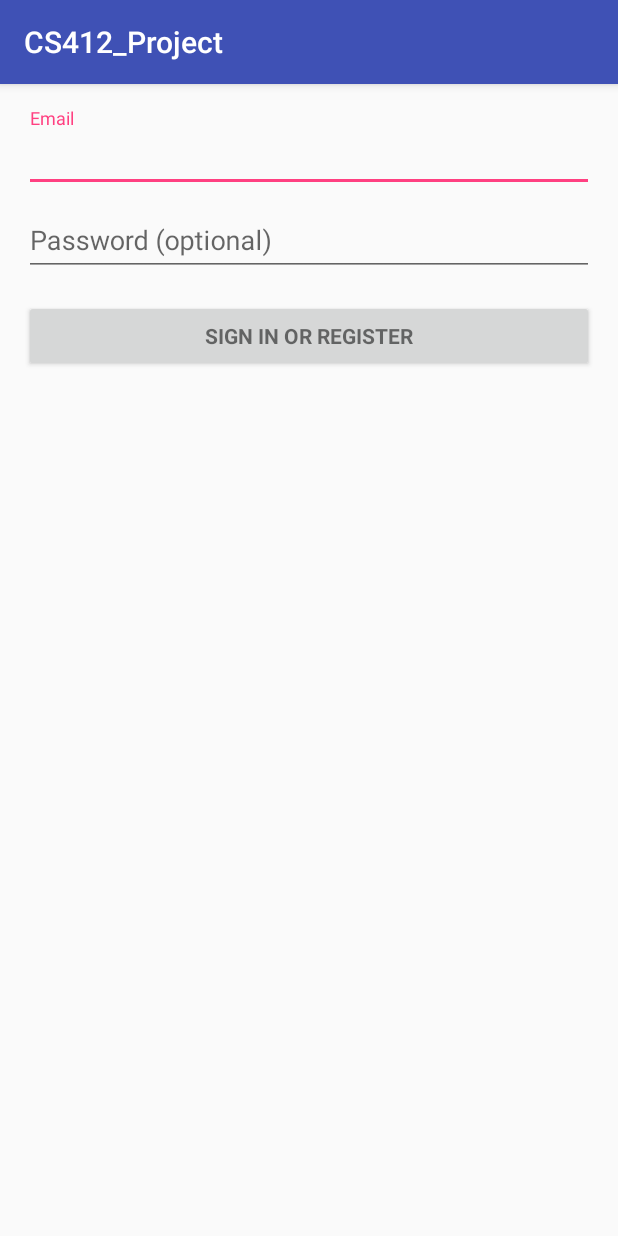
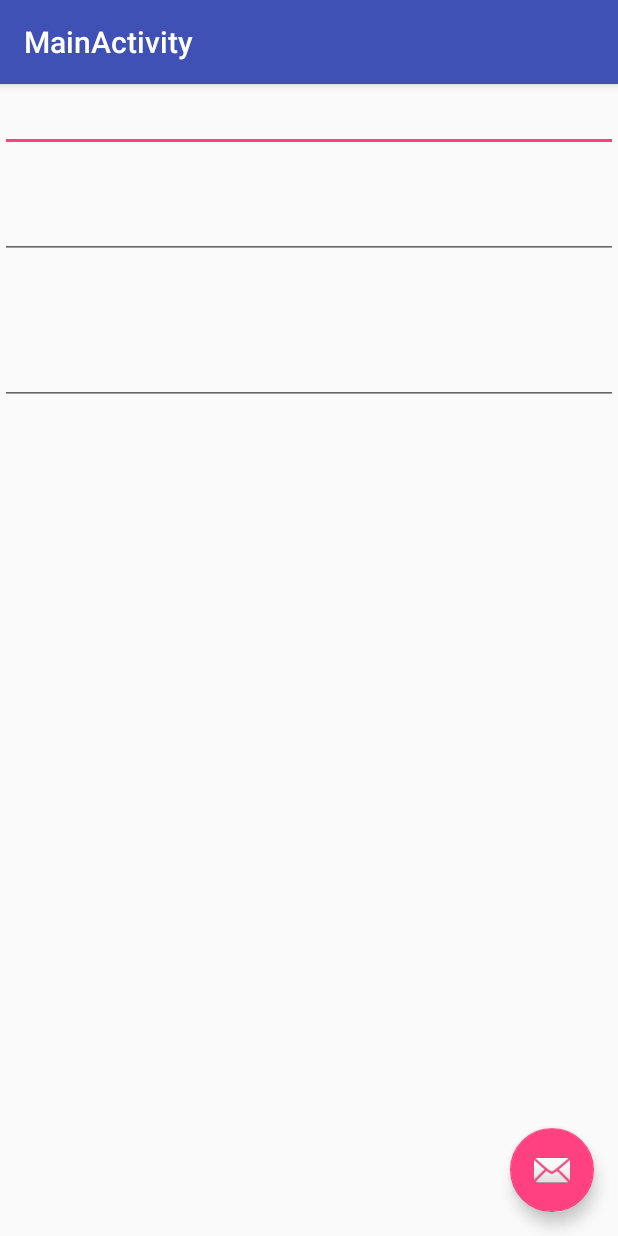
Before and after one commit to CelestialSurfer94/OpenIRSecurity, an Android app: the screen it shows after launch (LoginActivity before the commit, MainActivity after it), on a phone screen of 412 x 824 dp. Run offline under Robolectric (Android 15) with nearby library versions, the phone set to English and light mode, and no system bars; our stand-ins replace Firebase (no records; nobody signed in at launch, a user with empty details on screens opened directly).

Commit message:
tuesday work

```diff
--- a/app/build.gradle
+++ b/app/build.gradle
@@ -22,7 +22,12 @@ dependencies {
     implementation fileTree(dir: 'libs', include: ['*.jar'])
     implementation 'com.android.support:appcompat-v7:26.1.0'
     implementation 'com.android.support:design:26.1.0'
+    implementation 'com.android.support.constraint:constraint-layout:1.1.3'
+    implementation 'com.google.firebase:firebase-database:11.0.4'
     testImplementation 'junit:junit:4.12'
     androidTestImplementation 'com.android.support.test:runner:1.0.2'
     androidTestImplementation 'com.android.support.test.espresso:espresso-core:3.0.2'
 }
+
+
+apply plugin: 'com.google.gms.google-services'
--- a/app/src/main/AndroidManifest.xml
+++ b/app/src/main/AndroidManifest.xml
@@ -1,6 +1,7 @@
 <?xml version="1.0" encoding="utf-8"?>
 <manifest xmlns:android="http://schemas.android.com/apk/res/android"
     package="cs412_project.csci412.wwu.edu.cs412_project">
+
     <!-- To auto-complete the email text field in the login form with the user's emails -->
     <uses-permission android:name="android.permission.GET_ACCOUNTS" />
     <uses-permission android:name="android.permission.READ_PROFILE" />
@@ -16,9 +17,13 @@
         <activity
             android:name=".LoginActivity"
             android:label="@string/app_name">
+        </activity>
+        <activity
+            android:name=".MainActivity"
+            android:label="@string/title_activity_main"
+            android:theme="@style/AppTheme.NoActionBar">
             <intent-filter>
                 <action android:name="android.intent.action.MAIN" />
-
                 <category android:name="android.intent.category.LAUNCHER" />
             </intent-filter>
         </activity>
--- /dev/null
+++ b/app/src/main/java/cs412_project/csci412/wwu/edu/cs412_project/DatabaseManager.java
@@ -0,0 +1,31 @@
+package cs412_project.csci412.wwu.edu.cs412_project;
+
+/**
+ * Created by propers on 10/23/18.
+ */
+
+public class DatabaseManager {
+
+    public void DatabaseManager() {
+
+    }
+    public void createUser(String email, String pass) {
+        /* verify with google auth here */
+    }
+    public void addDevice(String device) {
+
+    }
+    public void setTrigger(String trig) {
+
+    }
+    public String getTrigger() {
+
+        return null;
+    }
+
+
+
+
+
+
+}
--- /dev/null
+++ b/app/src/main/java/cs412_project/csci412/wwu/edu/cs412_project/MainActivity.java
@@ -0,0 +1,75 @@
+package cs412_project.csci412.wwu.edu.cs412_project;
+
+import android.os.Bundle;
+import android.support.design.widget.FloatingActionButton;
+import android.support.design.widget.Snackbar;
+import android.support.v7.app.AppCompatActivity;
+import android.support.v7.widget.Toolbar;
+import android.util.Log;
+import android.view.View;
+import android.widget.EditText;
+
+import com.google.firebase.database.DatabaseReference;
+import com.google.firebase.database.FirebaseDatabase;
+
+import java.util.HashMap;
+import java.util.Map;
+
+public class MainActivity extends AppCompatActivity {
+
+    @Override
+    protected void onCreate(Bundle savedInstanceState) {
+        super.onCreate(savedInstanceState);
+        setContentView(R.layout.activity_main);
+        Toolbar toolbar = (Toolbar) findViewById(R.id.toolbar);
+        setSupportActionBar(toolbar);
+
+        FloatingActionButton fab = (FloatingActionButton) findViewById(R.id.fab);
+        fab.setOnClickListener(new View.OnClickListener() {
+            @Override
+            public void onClick(View view) {
+                Snackbar.make(view, "Replace with your own action", Snackbar.LENGTH_LONG)
+                        .setAction("Action", null).show();
+            }
+        });
+
+        /* ===================to test database =======================*/
+        EditText email = findViewById(R.id.test_email);
+        EditText device = findViewById(R.id.test_device);
+        EditText trigger = findViewById(R.id.test_trigger);
+        String e = email.getText().toString();
+        String d = device.getText().toString();
+        String t = trigger.getText().toString();
+
+        // create firebase entry here
+        FirebaseDatabase db = FirebaseDatabase.getInstance();
+       // DatabaseReference ref = db.getReference("users/ID1/email");
+       // ref.setValue("TESTTTTTTT@gmail.com");
+
+
+        DatabaseReference ref = db.getReference("users");
+
+        String id = "ID3";
+        ref.child(id).setValue("USER_Kalvin");
+        DatabaseReference ref2 = db.getReference("users/"+id);
+        ref2.child("device1").setValue("door_sensor");
+//        String key = ref.child("users/"+id).push().getKey();
+//        Log.d("keyyyyyyyyyy",key);
+
+
+
+//        String key = ref.child("users").push().getKey();
+//        User user = new User("1234", "My_Device");
+//        Map<String, Object> userVals = user.toMap();
+//
+//        Map<String, Object> childUpdates = new HashMap<>();
+//        childUpdates.put("/users/" + key, userVals);
+//        childUpdates.put("/user-posts/" + userId + "/" + key, userVals);
+
+
+
+
+        /* ===================to test database =======================*/
+    }
+
+}
--- /dev/null
+++ b/app/src/main/java/cs412_project/csci412/wwu/edu/cs412_project/User.java
@@ -0,0 +1,16 @@
+package cs412_project.csci412.wwu.edu.cs412_project;
+
+/**
+ * Created by propers on 10/23/18.
+ */
+
+public class User {
+    private String id;
+    private String device;
+
+
+    public User(String id, String device) {
+        this.id = id;
+        this.device = device;
+    }
+}
--- /dev/null
+++ b/app/src/main/res/layout/activity_main.xml
@@ -0,0 +1,33 @@
+<?xml version="1.0" encoding="utf-8"?>
+<android.support.design.widget.CoordinatorLayout xmlns:android="http://schemas.android.com/apk/res/android"
+    xmlns:app="http://schemas.android.com/apk/res-auto"
+    xmlns:tools="http://schemas.android.com/tools"
+    android:layout_width="match_parent"
+    android:layout_height="match_parent"
+    tools:context="cs412_project.csci412.wwu.edu.cs412_project.MainActivity">
+
+    <android.support.design.widget.AppBarLayout
+        android:layout_width="match_parent"
+        android:layout_height="wrap_content"
+        android:theme="@style/AppTheme.AppBarOverlay">
+
+        <android.support.v7.widget.Toolbar
+            android:id="@+id/toolbar"
+            android:layout_width="match_parent"
+            android:layout_height="?attr/actionBarSize"
+            android:background="?attr/colorPrimary"
+            app:popupTheme="@style/AppTheme.PopupOverlay" />
+
+    </android.support.design.widget.AppBarLayout>
+
+    <include layout="@layout/content_main" />
+
+    <android.support.design.widget.FloatingActionButton
+        android:id="@+id/fab"
+        android:layout_width="wrap_content"
+        android:layout_height="wrap_content"
+        android:layout_gravity="bottom|end"
+        android:layout_margin="@dimen/fab_margin"
+        app:srcCompat="@android:drawable/ic_dialog_email" />
+
+</android.support.design.widget.CoordinatorLayout>
--- /dev/null
+++ b/app/src/main/res/layout/content_main.xml
@@ -0,0 +1,43 @@
+<?xml version="1.0" encoding="utf-8"?>
+<android.support.constraint.ConstraintLayout xmlns:android="http://schemas.android.com/apk/res/android"
+    xmlns:app="http://schemas.android.com/apk/res-auto"
+    xmlns:tools="http://schemas.android.com/tools"
+    android:layout_width="match_parent"
+    android:layout_height="match_parent"
+    app:layout_behavior="@string/appbar_scrolling_view_behavior"
+    tools:context="cs412_project.csci412.wwu.edu.cs412_project.MainActivity"
+    tools:layout_editor_absoluteY="81dp"
+    tools:showIn="@layout/activity_main">
+
+
+    <EditText
+        android:id="@+id/test_email"
+        android:layout_width="0dp"
+        android:layout_height="wrap_content"
+        android:inputType="text"
+        app:layout_constraintEnd_toEndOf="parent"
+        app:layout_constraintStart_toStartOf="parent"
+        app:layout_constraintTop_toTopOf="parent" />
+
+    <EditText
+        android:id="@+id/test_device"
+        android:layout_width="0dp"
+        android:layout_height="wrap_content"
+        android:layout_marginTop="52dp"
+        android:inputType="text"
+        app:layout_constraintEnd_toEndOf="parent"
+        app:layout_constraintStart_toStartOf="parent"
+        app:layout_constraintTop_toBottomOf="@+id/test_trigger" />
+
+    <EditText
+        android:id="@+id/test_trigger"
+        android:layout_width="0dp"
+        android:layout_height="wrap_content"
+        android:layout_marginTop="71dp"
+        android:inputType="text"
+        app:layout_constraintEnd_toEndOf="parent"
+        app:layout_constraintStart_toStartOf="parent"
+        app:layout_constraintTop_toTopOf="parent" />
+
+
+</android.support.constraint.ConstraintLayout>
--- a/app/src/main/res/values/dimens.xml
+++ b/app/src/main/res/values/dimens.xml
@@ -2,4 +2,5 @@
     <!-- Default screen margins, per the Android Design guidelines. -->
     <dimen name="activity_horizontal_margin">16dp</dimen>
     <dimen name="activity_vertical_margin">16dp</dimen>
+    <dimen name="fab_margin">16dp</dimen>
 </resources>
--- a/app/src/main/res/values/strings.xml
+++ b/app/src/main/res/values/strings.xml
@@ -13,4 +13,5 @@
     <string name="permission_rationale">"Contacts permissions are needed for providing email
         completions."
     </string>
+    <string name="title_activity_main">MainActivity</string>
 </resources>
--- a/app/src/main/res/values/styles.xml
+++ b/app/src/main/res/values/styles.xml
@@ -8,4 +8,13 @@
         <item name="colorAccent">@color/colorAccent</item>
     </style>
 
+    <style name="AppTheme.NoActionBar">
+        <item name="windowActionBar">false</item>
+        <item name="windowNoTitle">true</item>
+    </style>
+
+    <style name="AppTheme.AppBarOverlay" parent="ThemeOverlay.AppCompat.Dark.ActionBar" />
+
+    <style name="AppTheme.PopupOverlay" parent="ThemeOverlay.AppCompat.Light" />
+
 </resources>
--- a/build.gradle
+++ b/build.gradle
@@ -12,6 +12,7 @@ buildscript {
 
         // NOTE: Do not place your application dependencies here; they belong
         // in the individual module build.gradle files
+        classpath 'com.google.gms:google-services:3.1.0'
     }
 }
 
```
Also changed, not shown: 73 other files.
